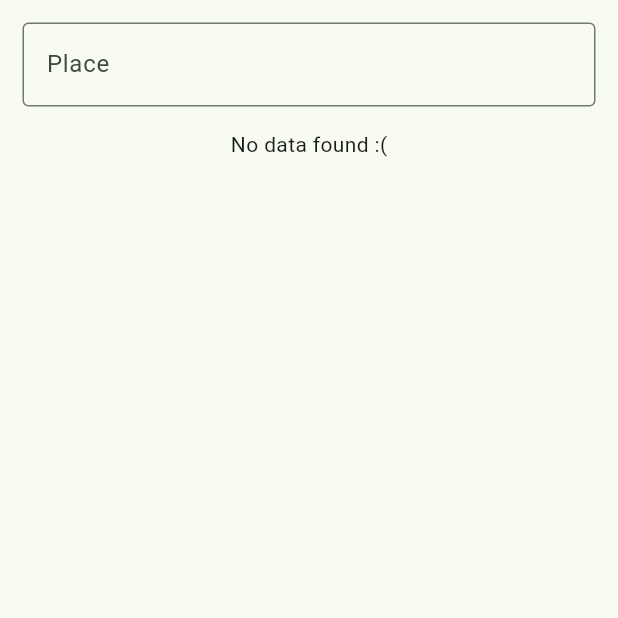
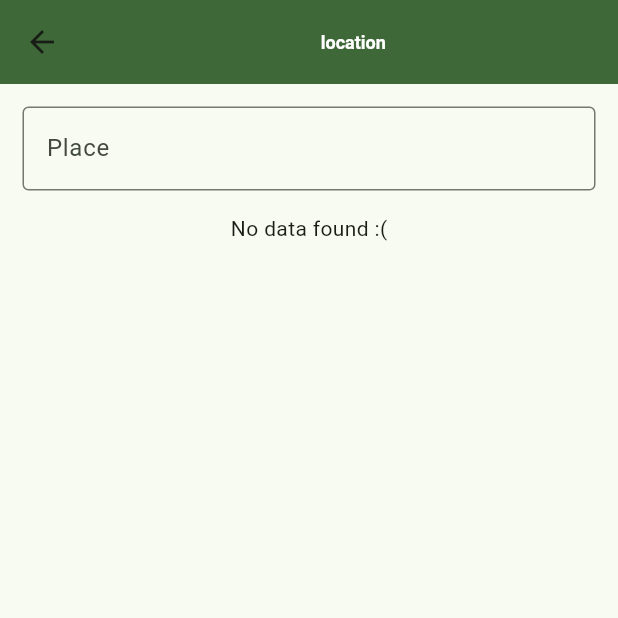
Before and after one commit to Besufikad17/waliyalift, a Flutter app: the LocationPicker screen opened directly with empty values, on a phone screen of 412 x 824 dp, the top half of it. Run offline on Flutter 3.47's test engine with Material 2 defaults, Android fonts, the light colour scheme and no system bars; our stand-ins replace flutter_hooks, hooks_riverpod, intl_phone_number_input.

Commit message:
location picker implemented

```diff
--- a/lib/components/location_picker.dart
+++ b/lib/components/location_picker.dart
@@ -1,8 +1,12 @@
 import 'package:flutter/material.dart';
+import 'package:waliyalift/components/text.dart';
 import 'package:waliyalift/models/place.dart';
+import 'package:waliyalift/utils/color.dart';
 import 'package:waliyalift/utils/data.dart';
+import 'package:flutter_hooks/flutter_hooks.dart';
+import 'package:hooks_riverpod/hooks_riverpod.dart';
 
-class LocationPicker extends StatelessWidget {
+class LocationPicker extends HookConsumerWidget {
   LocationPicker({
     super.key,
     required this.places,
@@ -17,9 +21,23 @@ class LocationPicker extends StatelessWidget {
   TextEditingController search = TextEditingController();
 
   @override
-  Widget build(BuildContext context) {
-    List<String> cities = getFullAdress(places);
-    return Column(
+  Widget build(BuildContext context, WidgetRef ref) {
+    var cityState = useState(getFullAdress(places));
+    List<String> cities = cityState.value;
+
+    return Scaffold(
+      appBar: AppBar(
+        backgroundColor: Theme.of(context).colorScheme.primary,
+        title: MyText(
+            text: "$flag location",
+            size: 12,
+            bgcolor: colorToHexString(Theme.of(context).colorScheme.primary),
+            fgcolor: "#ffffff",
+            isBold: true,
+            borderRadius: 0),
+        centerTitle: true,
+      ),
+      body: Column(
           children: [
             Padding(
               padding: const EdgeInsets.all(15),
@@ -33,14 +51,14 @@ class LocationPicker extends StatelessWidget {
                 onChanged: (query) {
                   List<String> result = [];
                   if(query.isEmpty){
-                  cities = getFullAdress(places);
+                    cityState.value = getFullAdress(places);
                   }else {
                     for(var place in cities) {
                       if(place.toLowerCase().contains(query.toLowerCase())){
                         result.add(place);
                       }
                     }
-                  cities = result;
+                    cityState.value = result;
                   }
                 },
               ),
@@ -62,10 +80,12 @@ class LocationPicker extends StatelessWidget {
                           child: Text(cities[index])
                         ),
                     );
-                }
+                  },
+                  shrinkWrap: true,
                 ),
             ),
           ]
+        ),
     );
   }
 }
--- a/pubspec.yaml
+++ b/pubspec.yaml
@@ -12,6 +12,9 @@ dependencies:
 
   cupertino_icons: ^1.0.2
   intl_phone_number_input: ^0.7.3+1
+  google_maps_flutter: ^2.4.0
+  flutter_hooks: ^0.20.0
+  hooks_riverpod: ^2.3.8
 
 dev_dependencies:
   flutter_test:
```
Also changed, not shown: lib/screens/location.dart (+51 -41 lines), pubspec.lock, 1 other file. Lines whose indentation alone changed are shown as unchanged.
